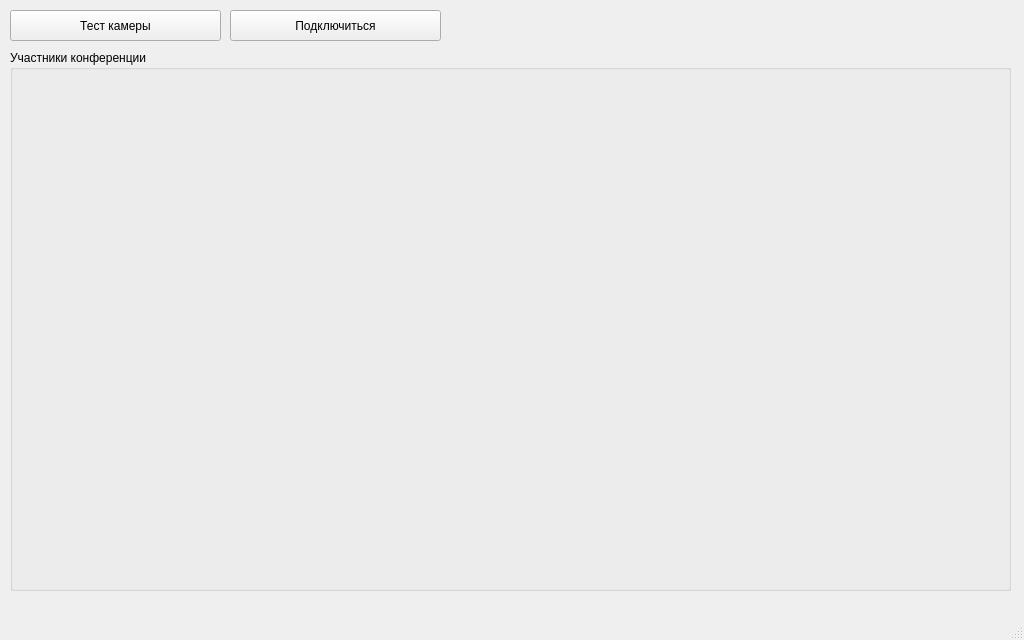
The window that widgets/main.ui (GarnikOriginal/talks_proto) describes before a commit, drawn with Qt 5.
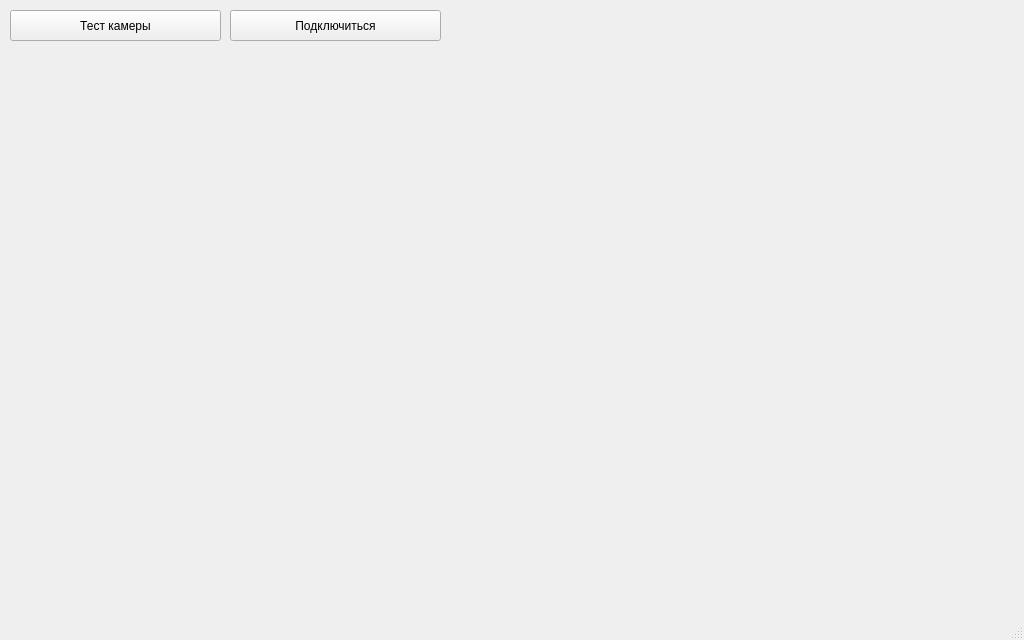
The same window after the commit.

The edit to the form file:
```diff
--- a/widgets/main.ui
+++ b/widgets/main.ui
@@ -14,19 +14,6 @@
    <string>MainWindow</string>
   </property>
   <widget class="QWidget" name="centralwidget">
-   <widget class="QGroupBox" name="groupBoxConference">
-    <property name="geometry">
-     <rect>
-      <x>10</x>
-      <y>50</y>
-      <width>1001</width>
-      <height>541</height>
-     </rect>
-    </property>
-    <property name="title">
-     <string>Участники конференции</string>
-    </property>
-   </widget>
    <widget class="QPushButton" name="pushButtonLocalTest">
     <property name="geometry">
      <rect>
@@ -53,6 +40,17 @@
      <string>Подключиться</string>
     </property>
    </widget>
+   <widget class="QWidget" name="gridLayoutWidget">
+    <property name="geometry">
+     <rect>
+      <x>10</x>
+      <y>50</y>
+      <width>1001</width>
+      <height>531</height>
+     </rect>
+    </property>
+    <layout class="QGridLayout" name="gridLayoutConference"/>
+   </widget>
   </widget>
   <widget class="QMenuBar" name="menubar">
    <property name="geometry">
```
